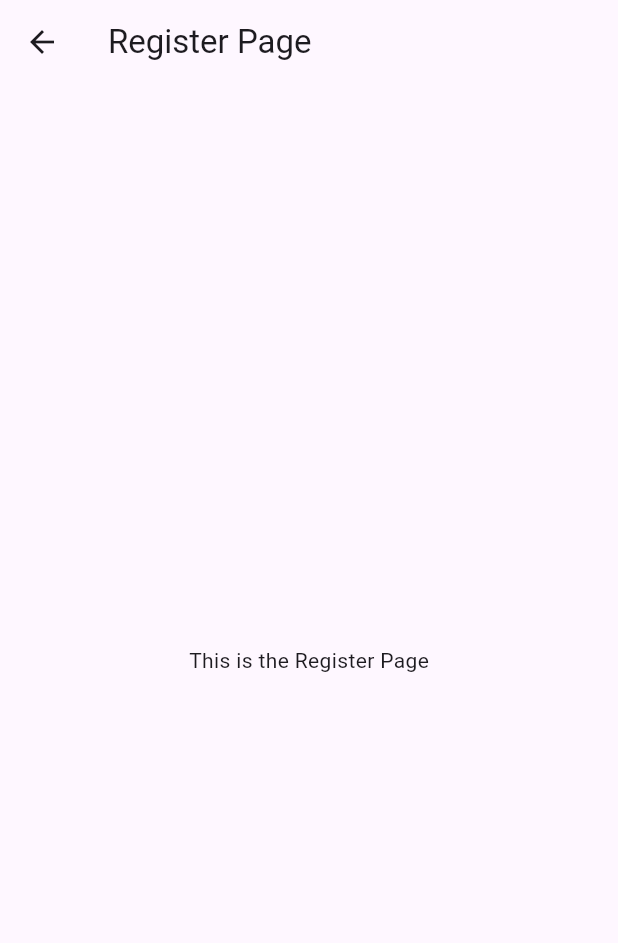
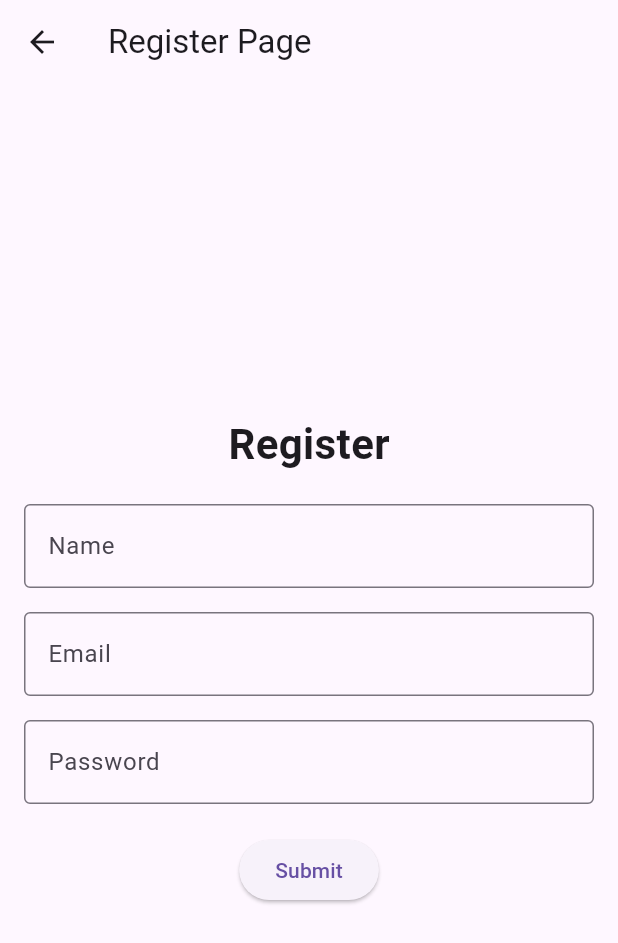
Before and after one commit to RoyYoussef1/FlutterRecipes, a Flutter app: the screen it shows after launch, after a tap on "Register", on a phone screen of 412 x 824 dp. Shown: the top 943 px of the screen. Run offline on Flutter 3.47's test engine with Material 3 defaults, Android fonts, the phone set to English and light mode, and no system bars.

Commit message:
Adding form fields for login and signup

```diff
--- a/lib/main.dart
+++ b/lib/main.dart
@@ -30,11 +30,15 @@ class MyHomePage extends StatelessWidget {
         child: Column(
           mainAxisAlignment: MainAxisAlignment.center,
           children: [
-            Text(
-              'Welcome to My App',
-              style: TextStyle(
-                fontSize: 24,
-                fontWeight: FontWeight.bold,
+            Padding(
+              padding: const EdgeInsets.symmetric(horizontal: 16.0),
+              child: Text(
+                'Welcome to the Recipe Generator Book',
+                textAlign: TextAlign.center,
+                style: TextStyle(
+                  fontSize: 24,
+                  fontWeight: FontWeight.bold,
+                ),
               ),
             ),
             SizedBox(height: 20),
@@ -58,29 +62,195 @@ class MyHomePage extends StatelessWidget {
   }
 }
 
+@override
+Widget build(BuildContext context) {
+  return Scaffold(
+    appBar: AppBar(
+      title: Text('Welcome'),
+    ),
+    body: Center(
+      child: Column(
+        mainAxisAlignment: MainAxisAlignment.center,
+        children: [
+          Text(
+            'Welcome to the Recipe Generator Book',
+            style: TextStyle(
+              fontSize: 24,
+              fontWeight: FontWeight.bold,
+            ),
+          ),
+          SizedBox(height: 20),
+          ElevatedButton(
+            onPressed: () {
+              Navigator.pushNamed(context, '/login');
+            },
+            child: Text('Login'),
+          ),
+          SizedBox(height: 10),
+          ElevatedButton(
+            onPressed: () {
+              Navigator.pushNamed(context, '/register');
+            },
+            child: Text('Register'),
+          ),
+        ],
+      ),
+    ),
+  );
+}
+
 class LoginPage extends StatelessWidget {
+  final _formKey = GlobalKey<FormState>();
+
   @override
   Widget build(BuildContext context) {
     return Scaffold(
       appBar: AppBar(
         title: Text('Login Page'),
       ),
-      body: Center(
-        child: Text('This is the Login Page'),
+      body: Padding(
+        padding: const EdgeInsets.all(16.0),
+        child: Form(
+          key: _formKey,
+          child: Column(
+            mainAxisAlignment: MainAxisAlignment.center,
+            children: [
+              Text(
+                'Login',
+                style: TextStyle(
+                  fontSize: 28,
+                  fontWeight: FontWeight.bold,
+                ),
+              ),
+              SizedBox(height: 20),
+              TextFormField(
+                decoration: InputDecoration(
+                  labelText: 'Email',
+                  border: OutlineInputBorder(),
+                ),
+                keyboardType: TextInputType.emailAddress,
+                validator: (value) {
+                  if (value == null || value.isEmpty) {
+                    return 'Email is required';
+                  } else if (!RegExp(r'^[^@]+@[^@]+\.[^@]+').hasMatch(value)) {
+                    return 'Enter a valid email address';
+                  }
+                  return null;
+                },
+              ),
+              SizedBox(height: 16),
+              TextFormField(
+                decoration: InputDecoration(
+                  labelText: 'Password',
+                  border: OutlineInputBorder(),
+                ),
+                obscureText: true,
+                validator: (value) {
+                  if (value == null || value.isEmpty) {
+                    return 'Password is required';
+                  }
+                  return null;
+                },
+              ),
+              SizedBox(height: 20),
+              ElevatedButton(
+                onPressed: () {
+                  if (_formKey.currentState!.validate()) {
+                    ScaffoldMessenger.of(context).showSnackBar(
+                      SnackBar(content: Text('Processing Login')),
+                    );
+                  }
+                },
+                child: Text('Submit'),
+              ),
+            ],
+          ),
+        ),
       ),
     );
   }
 }
 
 class RegisterPage extends StatelessWidget {
+  final _formKey = GlobalKey<FormState>();
+
   @override
   Widget build(BuildContext context) {
     return Scaffold(
       appBar: AppBar(
         title: Text('Register Page'),
       ),
-      body: Center(
-        child: Text('This is the Register Page'),
+      body: Padding(
+        padding: const EdgeInsets.all(16.0),
+        child: Form(
+          key: _formKey,
+          child: Column(
+            mainAxisAlignment: MainAxisAlignment.center,
+            children: [
+              Text(
+                'Register',
+                style: TextStyle(
+                  fontSize: 28,
+                  fontWeight: FontWeight.bold,
+                ),
+              ),
+              SizedBox(height: 20),
+              TextFormField(
+                decoration: InputDecoration(
+                  labelText: 'Name',
+                  border: OutlineInputBorder(),
+                ),
+                validator: (value) {
+                  if (value == null || value.isEmpty) {
+                    return 'Name is required';
+                  }
+                  return null;
+                },
+              ),
+              SizedBox(height: 16),
+              TextFormField(
+                decoration: InputDecoration(
+                  labelText: 'Email',
+                  border: OutlineInputBorder(),
+                ),
+                keyboardType: TextInputType.emailAddress,
+                validator: (value) {
+                  if (value == null || value.isEmpty) {
+                    return 'Email is required';
+                  } else if (!RegExp(r'^[^@]+@[^@]+\.[^@]+').hasMatch(value)) {
+                    return 'Enter a valid email address';
+                  }
+                  return null;
+                },
+              ),
+              SizedBox(height: 16),
+              TextFormField(
+                decoration: InputDecoration(
+                  labelText: 'Password',
+                  border: OutlineInputBorder(),
+                ),
+                obscureText: true,
+                validator: (value) {
+                  if (value == null || value.isEmpty) {
+                    return 'Password is required';
+                  }
+                  return null;
+                },
+              ),
+              SizedBox(height: 20),
+              ElevatedButton(
+                onPressed: () {
+                  if (_formKey.currentState!.validate()) {
+                    ScaffoldMessenger.of(context).showSnackBar(
+                      SnackBar(content: Text('Processing Registration')),
+                    );
+                  }
+                },
+                child: Text('Submit'),
+              ),
+            ],
+          ),
+        ),
       ),
     );
   }
```
